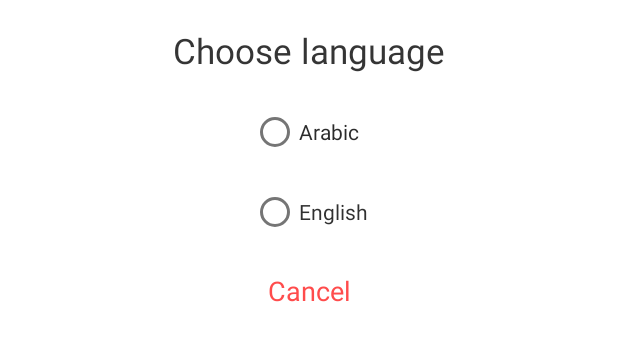
After one commit to MrAndroi/Bainah, an Android app: the layout change_language_dialog.xml on its own in the app's theme, with its tools: preview values and no code run, on a phone screen of 412 x 824 dp. The commit adds this screen. Shown: the top 341 px of the screen. Run offline under Robolectric (Android 15) with nearby library versions, the phone set to English and light mode, and no system bars.

Commit message:
Update code 1

```diff
--- a/app/src/main/res/layout/activity_main.xml
+++ b/app/src/main/res/layout/activity_main.xml
@@ -5,7 +5,6 @@
     android:layout_width="match_parent"
     android:layout_height="match_parent"
     >
-
 
     <FrameLayout
         android:id="@+id/frameLayout"
@@ -22,6 +21,7 @@
             android:layout_width="match_parent"
             android:layout_height="match_parent"
             app:defaultNavHost="true"
+            app:navGraph="@navigation/nav_graph"
             />
 
     </FrameLayout>
--- /dev/null
+++ b/app/src/main/res/layout/change_language_dialog.xml
@@ -0,0 +1,74 @@
+<?xml version="1.0" encoding="utf-8"?>
+<androidx.constraintlayout.widget.ConstraintLayout xmlns:android="http://schemas.android.com/apk/res/android"
+    xmlns:app="http://schemas.android.com/apk/res-auto"
+    android:layout_width="match_parent"
+    android:layout_margin="10dp"
+    android:layout_height="wrap_content">
+
+
+    <RadioGroup
+        android:id="@+id/languageButtons"
+        android:layout_width="wrap_content"
+        android:layout_height="wrap_content"
+        android:layout_marginTop="@dimen/_9sdp"
+        android:orientation="vertical"
+        app:layout_constraintEnd_toEndOf="parent"
+        app:layout_constraintStart_toStartOf="parent"
+        app:layout_constraintTop_toBottomOf="@+id/textView">
+
+        <RadioButton
+            android:id="@+id/arabicLanguage"
+            android:layout_width="match_parent"
+            android:layout_height="match_parent"
+            android:layout_margin="@dimen/_2sdp"
+            android:textColor="#2B2B2B"
+            android:textSize="@dimen/_11sdp"
+            android:text="@string/arabic" />
+
+        <RadioButton
+            android:id="@+id/englishLanguage"
+            android:layout_width="match_parent"
+            android:layout_height="match_parent"
+            android:layout_margin="@dimen/_2sdp"
+            android:textColor="#303030"
+            android:textSize="@dimen/_11sdp"
+            android:text="@string/english" />
+
+    </RadioGroup>
+
+    <TextView
+        android:id="@+id/textView"
+        android:layout_width="wrap_content"
+        android:layout_height="wrap_content"
+        android:layout_marginTop="8dp"
+        android:text="@string/choose_language"
+        android:textColor="#353535"
+        android:textSize="@dimen/_18sdp"
+        app:layout_constraintEnd_toEndOf="parent"
+        app:layout_constraintStart_toStartOf="parent"
+        app:layout_constraintTop_toTopOf="parent" />
+
+    <TextView
+        android:id="@+id/tvCancelLanguageDialog"
+        android:layout_width="match_parent"
+        android:layout_height="wrap_content"
+        android:layout_marginStart="@dimen/_4sdp"
+        android:layout_marginTop="@dimen/_9sdp"
+        android:layout_marginEnd="@dimen/_4sdp"
+        android:layout_marginBottom="@dimen/_4sdp"
+        android:background="?attr/selectableItemBackground"
+        android:theme="@style/Base.ThemeOverlay.AppCompat.Dark"
+        android:clickable="true"
+        android:focusable="true"
+        android:text="@string/cancel"
+        android:padding="@dimen/_1sdp"
+        android:textColor="#FF4C4C"
+        android:textAlignment="center"
+        android:textSize="@dimen/_14sdp"
+        app:layout_constraintBottom_toBottomOf="parent"
+        app:layout_constraintEnd_toEndOf="parent"
+        app:layout_constraintStart_toStartOf="parent"
+        app:layout_constraintTop_toBottomOf="@+id/languageButtons" />
+
+
+</androidx.constraintlayout.widget.ConstraintLayout>
--- a/gradle.properties
+++ b/gradle.properties
@@ -21,3 +21,4 @@ kotlin.code.style=official
 # resources declared in the library itself and none from the library's dependencies,
 # thereby reducing the size of the R class for that library
 android.nonTransitiveRClass=true
+android.enableJetifier=true
```
Also changed, not shown: app/src/main/AndroidManifest.xml (+12 -1 lines), app/src/main/java/com/yarmouk/bainah/adapter/ServiceAdapter.kt (added, +59 -0 lines), app/src/main/java/com/yarmouk/bainah/models/Service.kt (added, +8 -0 lines), app/src/main/java/com/yarmouk/bainah/ui/activities/BainahApplication.kt (added, +7 -0 lines), app/src/main/java/com/yarmouk/bainah/ui/fragments/FragmentHome.kt (added, +77 -0 lines), app/src/main/java/com/yarmouk/bainah/ui/fragments/SettingsFragment.kt (added, +67 -0 lines), app/src/main/res/layout/settings_fragment.xml (+0 -13 lines), app/src/main/res/navigation/nav_graph.xml (added, +20 -0 lines), 4 other files.
